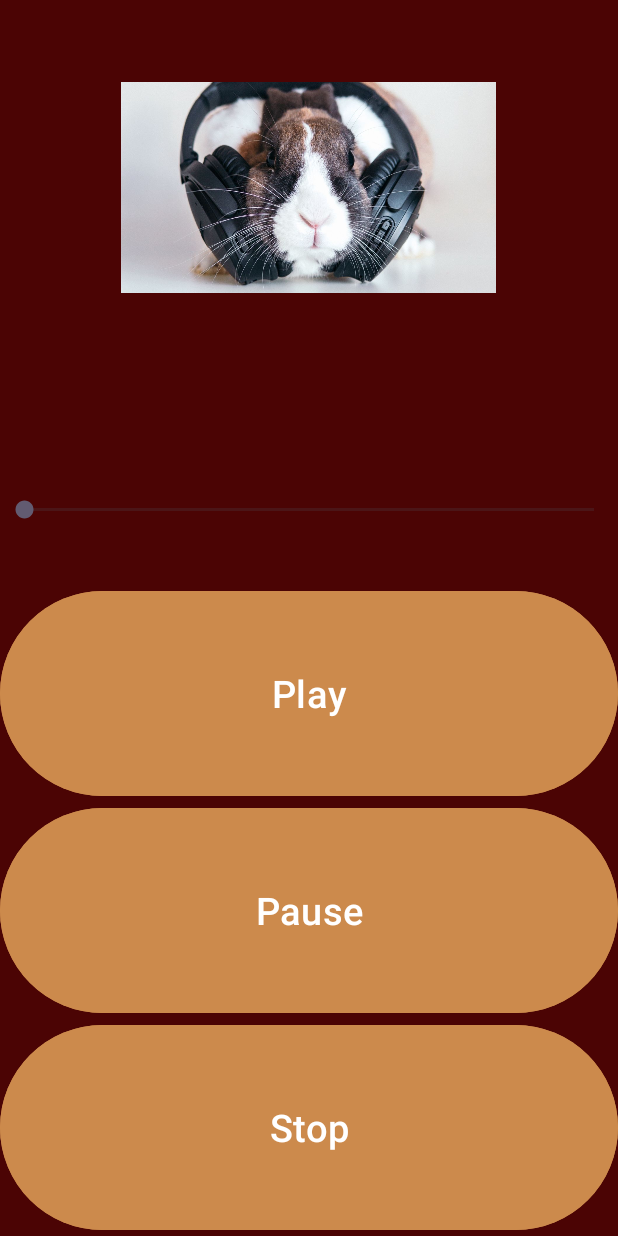
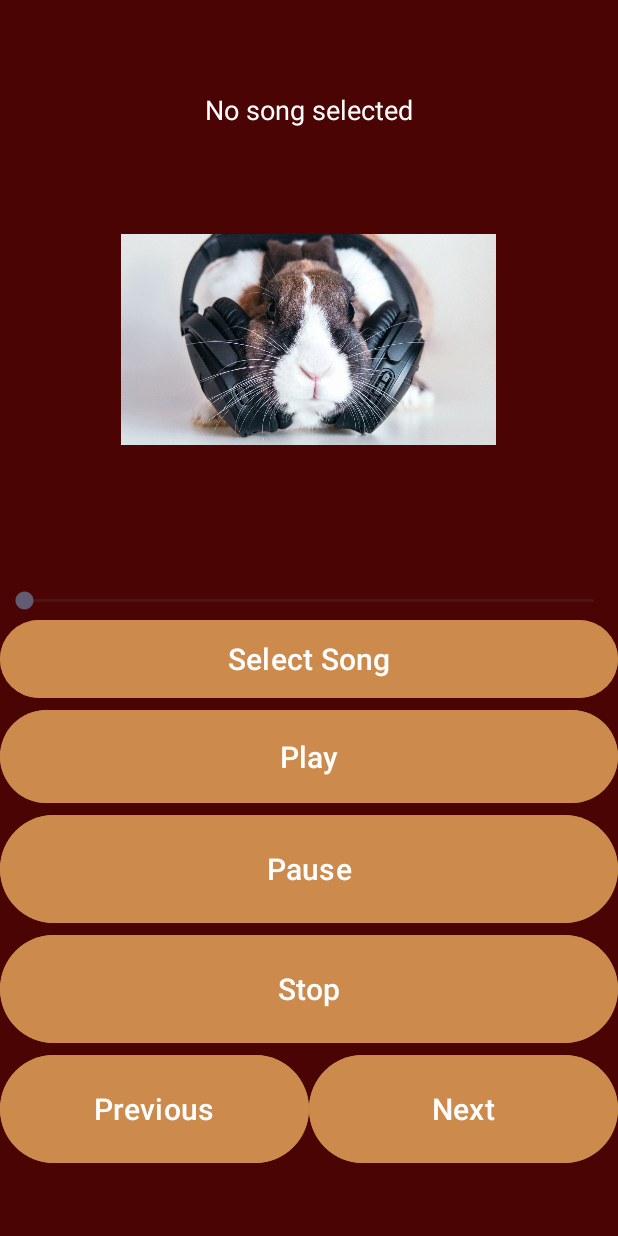
Before and after one commit to JuliaGrey/Visual_proga, an Android app: the MP3Activity screen opened directly, with no data from a screen before it, on a phone screen of 412 x 824 dp. Run offline under Robolectric (Android 15) with nearby library versions, the phone set to English and light mode, and no system bars.

Commit message:
MP3 updated

```diff
--- a/Visual_proga-master/app/src/main/java/com/example/calculator/MP3Activity.kt
+++ b/Visual_proga-master/app/src/main/java/com/example/calculator/MP3Activity.kt
@@ -1,77 +1,215 @@
 package com.example.calculator
 
+import android.content.Intent
 import android.media.MediaPlayer
+import android.net.Uri
 import android.os.Bundle
 import android.os.Handler
+import android.os.Looper
+import android.provider.OpenableColumns
 import android.widget.Button
 import android.widget.SeekBar
-import androidx.activity.enableEdgeToEdge
+import android.widget.TextView
+import android.widget.Toast
+import androidx.activity.result.contract.ActivityResultContracts
 import androidx.appcompat.app.AppCompatActivity
+import java.io.IOException
 
 
 class MP3Activity : AppCompatActivity() {
+    private lateinit var music: MediaPlayer
     private lateinit var playButton: Button
     private lateinit var pauseButton: Button
     private lateinit var stopButton: Button
+    private lateinit var songTitle: TextView
     private lateinit var seekbar: SeekBar
-    private lateinit var music: MediaPlayer
+    private lateinit var selectButton: Button
+    private lateinit var nextButton: Button
+    private lateinit var previousButton: Button
+
+    private var currentSongUri: Uri? = null
+    private var currentSongName: String = "No song selected"
+    private val handler = Handler(Looper.getMainLooper())
+    private val songsList = mutableListOf<Uri>()
+    private var currentSongIndex = -1
+
+    private val filePickerResult = registerForActivityResult(
+        ActivityResultContracts.StartActivityForResult()
+    ) { result ->
+        if (result.resultCode == RESULT_OK) {
+            result.data?.data?.let { uri ->
+                songsList.add(uri)
+                currentSongIndex = songsList.size - 1
+                loadSong(uri)
+            }
+        }
+    }
 
     override fun onCreate(savedInstanceState: Bundle?) {
         super.onCreate(savedInstanceState)
-        enableEdgeToEdge()
         setContentView(R.layout.activity_mp3)
+        initializeViews()
+        setupMediaPlayer()
+        setupButtons()
+    }
+
+    private fun initializeViews() {
         playButton = findViewById(R.id.play_button)
         pauseButton = findViewById(R.id.pause_button)
         stopButton = findViewById(R.id.stop_button)
         seekbar = findViewById(R.id.seek_bar)
-        music = MediaPlayer.create(this, R.raw.example)
-        SeekBarCreate()
+        selectButton = findViewById(R.id.select_button)
+        songTitle = findViewById(R.id.song_title)
+        nextButton = findViewById(R.id.next_button)
+        previousButton = findViewById(R.id.previous_button)
+    }
+
+    private fun setupMediaPlayer() {
+        music = MediaPlayer().apply {
+            setOnCompletionListener {
+                playNextSong()
+            }
+            setOnPreparedListener {
+                seekbar.max = music.duration
+            }
+        }
+    }
+
+    private fun setupButtons() {
+        selectButton.setOnClickListener {
+            openFilePicker()
+        }
+
         playButton.setOnClickListener {
-            if (!music.isPlaying) {
+            if (currentSongUri != null) {
+                if (!music.isPlaying) {
+                    music.start()
+                    startSeekbarUpdate()
+                    updateUI()
+                }
+            } else {
+                showToast("Please select a song first")
+            }
+        }
+
+        pauseButton.setOnClickListener {
+            if (music.isPlaying) {
+                music.pause()
+                updateUI()
+            }
+        }
+
+        stopButton.setOnClickListener {
+            if (music.isPlaying) {
+                music.stop()
+                setupMediaPlayer()
+                updateUI()
+            }
+        }
+
+        nextButton.setOnClickListener {
+            playNextSong()
+        }
+
+        previousButton.setOnClickListener {
+            playPreviousSong()
+        }
+
+        seekbar.setOnSeekBarChangeListener(object : SeekBar.OnSeekBarChangeListener {
+            override fun onProgressChanged(seekBar: SeekBar?, progress: Int, fromUser: Boolean) {
+                if (fromUser && music.isPlaying) {
+                    music.seekTo(progress)
+                }
+            }
+            override fun onStartTrackingTouch(seekBar: SeekBar?) {}
+            override fun onStopTrackingTouch(seekBar: SeekBar?) {}
+        })
+    }
+
+    private fun openFilePicker() {
+        val intent = Intent(Intent.ACTION_OPEN_DOCUMENT).apply {
+            addCategory(Intent.CATEGORY_OPENABLE)
+            type = "audio/*"
+            putExtra(Intent.EXTRA_ALLOW_MULTIPLE, true)
+            putExtra(Intent.EXTRA_MIME_TYPES, arrayOf(
+                "audio/mpeg", "audio/wav", "audio/x-wav",
+                "audio/aac", "audio/ogg", "audio/mp4"
+            ))
+        }
+        filePickerResult.launch(intent)
+    }
+
+    private fun loadSong(uri: Uri) {
+        try {
+            music.reset()
+            currentSongUri = uri
+            getSongNameFromUri(uri)
+            music.setDataSource(applicationContext, uri)
+            music.prepareAsync()
+            updateUI()
+        } catch (e: IOException) {
+            showToast("Error loading song")
+            e.printStackTrace()
+        }
+    }
+
+    private fun getSongNameFromUri(uri: Uri) {
+        contentResolver.query(uri, null, null, null, null)?.use { cursor ->
+            if (cursor.moveToFirst()) {
+                currentSongName = cursor.getString(
+                    cursor.getColumnIndexOrThrow(OpenableColumns.DISPLAY_NAME)
+                )
+                updateUI()
+            }
+        }
+    }
+
+    private fun playNextSong() {
+        if (songsList.isNotEmpty()) {
+            currentSongIndex = (currentSongIndex + 1) % songsList.size
+            loadSong(songsList[currentSongIndex])
+            if (music.isPlaying) {
                 music.start()
             }
         }
-        pauseButton.setOnClickListener {
+    }
+
+    private fun playPreviousSong() {
+        if (songsList.isNotEmpty()) {
+            currentSongIndex = (currentSongIndex - 1 + songsList.size) % songsList.size
+            loadSong(songsList[currentSongIndex])
             if (music.isPlaying) {
-                music.pause()
+                music.start()
             }
         }
-        stopButton.setOnClickListener {
-            if (music.isPlaying) {
-                music.stop()
-                music.reset()
-                music = MediaPlayer.create(this, R.raw.example)
-            }
-        }
-        seekbar.setOnSeekBarChangeListener(object : SeekBar.OnSeekBarChangeListener{
-            override fun onProgressChanged(seekBar: SeekBar?, progress: Int, fromUser: Boolean){
-                if (fromUser) music?.seekTo(progress)
-            }
-            override fun onStartTrackingTouch(seekBar: SeekBar?) {
-            }
-            override fun onStopTrackingTouch(seekBar: SeekBar?) {
+    }
+
+    private fun startSeekbarUpdate() {
+        handler.post(object : Runnable {
+            override fun run() {
+                if (music.isPlaying) {
+                    seekbar.progress = music.currentPosition
+                    handler.postDelayed(this, 1000)
+                }
             }
         })
     }
+
+    private fun updateUI() {
+        songTitle.text = when {
+            currentSongUri == null -> "No song selected"
+            music.isPlaying -> "Playing: $currentSongName"
+            else -> "Ready: $currentSongName"
+        }
+    }
+
+    private fun showToast(message: String) {
+        Toast.makeText(this, message, Toast.LENGTH_SHORT).show()
+    }
+
     override fun onDestroy() {
+        handler.removeCallbacksAndMessages(null)
+        music.release()
         super.onDestroy()
-        if (music.isPlaying) {
-            music.stop()
-        }
-        music.release()
-    }
-    private fun SeekBarCreate(){
-        seekbar.max = music!!.duration
-        val handler = Handler()
-        handler.postDelayed(object: Runnable {
-            override fun run(){
-                try {
-                    seekbar.progress = music!!.currentPosition
-                    handler.postDelayed(this, 1000)
-                } catch(e: Exception){
-                    seekbar.progress = 0
-                }
-            }
-        }, 0)
     }
 }
--- a/Visual_proga-master/app/src/main/res/layout/activity_mp3.xml
+++ b/Visual_proga-master/app/src/main/res/layout/activity_mp3.xml
@@ -12,38 +12,82 @@
     android:gravity="center"
     tools:context=".MP3Activity">
 
+    <TextView
+        android:id="@+id/song_title"
+        android:layout_width="match_parent"
+        android:layout_height="wrap_content"
+        android:text="No song selected"
+        android:textColor="#FFFFFF"
+        android:textSize="18sp"
+        android:padding="16dp"
+        android:gravity="center"/>
+
     <ImageView
         android:layout_width="250dp"
         android:layout_height="250dp"
         android:layout_marginBottom="40dp"
         android:src="@drawable/rabbit" />
+
     <SeekBar
         android:id="@+id/seek_bar"
         android:layout_width="match_parent"
-        android:layout_height="100dp" />
+        android:layout_height="wrap_content"
+        android:layout_marginBottom="0dp"/>
+
+    <Button
+        android:id="@+id/select_button"
+        android:layout_width="match_parent"
+        android:layout_height="60dp"
+        android:textSize="20sp"
+        android:backgroundTint="#CC8A4C"
+        android:text="Select Song"/>
+
     <Button
         android:id="@+id/play_button"
         android:layout_width="match_parent"
-        android:layout_height="100dp"
-        android:layout_weight="1"
-        android:textSize="25dp"
+        android:layout_height="70dp"
+        android:textSize="20sp"
         android:backgroundTint="#CC8A4C"
-        android:text="Play" />
+        android:text="Play"/>
+
     <Button
         android:id="@+id/pause_button"
         android:layout_width="match_parent"
-        android:layout_height="100dp"
-        android:layout_weight="1"
-        android:textSize="25dp"
+        android:layout_height="80dp"
+        android:textSize="20sp"
         android:backgroundTint="#CC8A4C"
-        android:text="Pause" />
+        android:text="Pause"/>
+
     <Button
         android:id="@+id/stop_button"
         android:layout_width="match_parent"
-        android:layout_height="100dp"
-        android:layout_weight="1"
-        android:textSize="25dp"
+        android:layout_height="80dp"
+        android:textSize="20sp"
         android:backgroundTint="#CC8A4C"
-        android:text="Stop" />
+        android:text="Stop"/>
 
+
+    <LinearLayout
+        android:layout_width="match_parent"
+        android:layout_height="wrap_content"
+        android:orientation="horizontal">
+
+        <Button
+            android:id="@+id/previous_button"
+            android:layout_width="0dp"
+            android:layout_height="80dp"
+            android:layout_weight="1"
+            android:textSize="20sp"
+            android:backgroundTint="#CC8A4C"
+            android:text="Previous"/>
+
+        <Button
+            android:id="@+id/next_button"
+            android:layout_width="0dp"
+            android:layout_height="80dp"
+            android:layout_weight="1"
+            android:textSize="20sp"
+            android:backgroundTint="#CC8A4C"
+            android:text="Next"/>
+    </LinearLayout>
 </LinearLayout>
```
Also changed, not shown: Visual_proga-master/app/src/main/AndroidManifest.xml (+19 -1 lines), Visual_proga-master/app/src/main/java/com/example/calculator/GPS.kt (added, +20 -0 lines), Visual_proga-master/app/src/main/res/layout/activity_gps.xml (added, +10 -0 lines).
